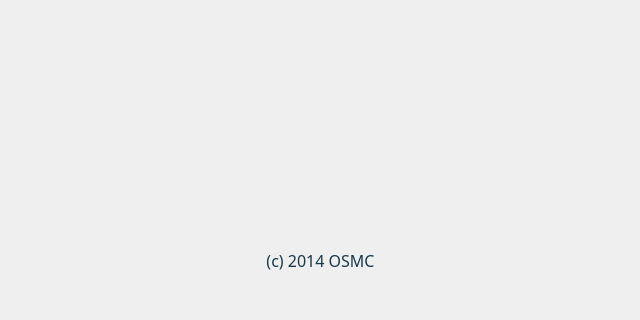
Before: the Qt Designer form installer/host/qt_host_installer/mainwindow.ui in osmc/osmc, drawn with Qt 5; both pictures show x 0 to 640 and y 160 to 480 of the 640 by 480 pixel window.
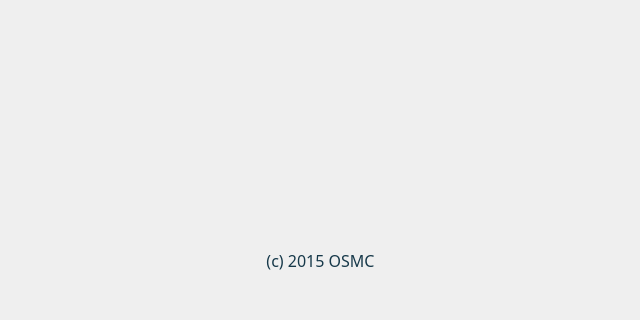
After: the same form once the commit is applied. Icons and pictures are not drawn.

```diff
--- a/installer/host/qt_host_installer/mainwindow.ui
+++ b/installer/host/qt_host_installer/mainwindow.ui
@@ -70,7 +70,7 @@
 background: rgb(240, 240, 240, 0);</string>
     </property>
     <property name="text">
-     <string>(c) 2014 OSMC</string>
+     <string>(c) 2015 OSMC</string>
     </property>
     <property name="alignment">
      <set>Qt::AlignCenter</set>
```
